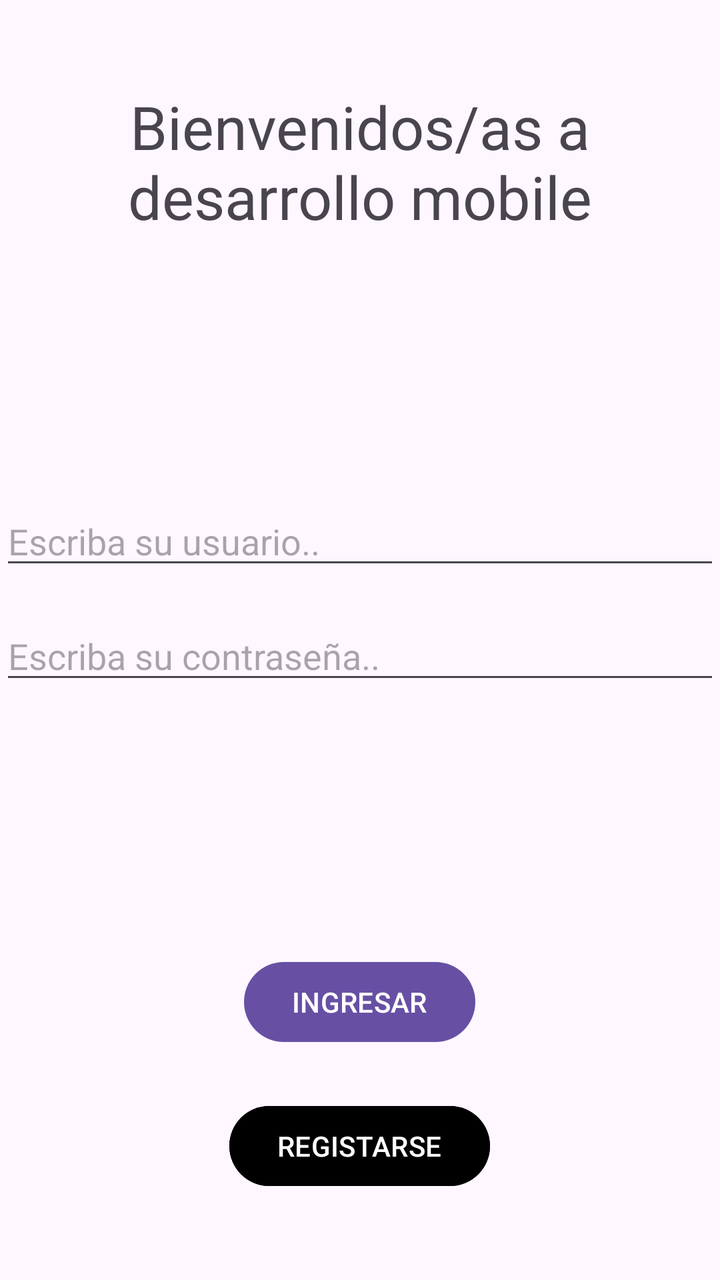
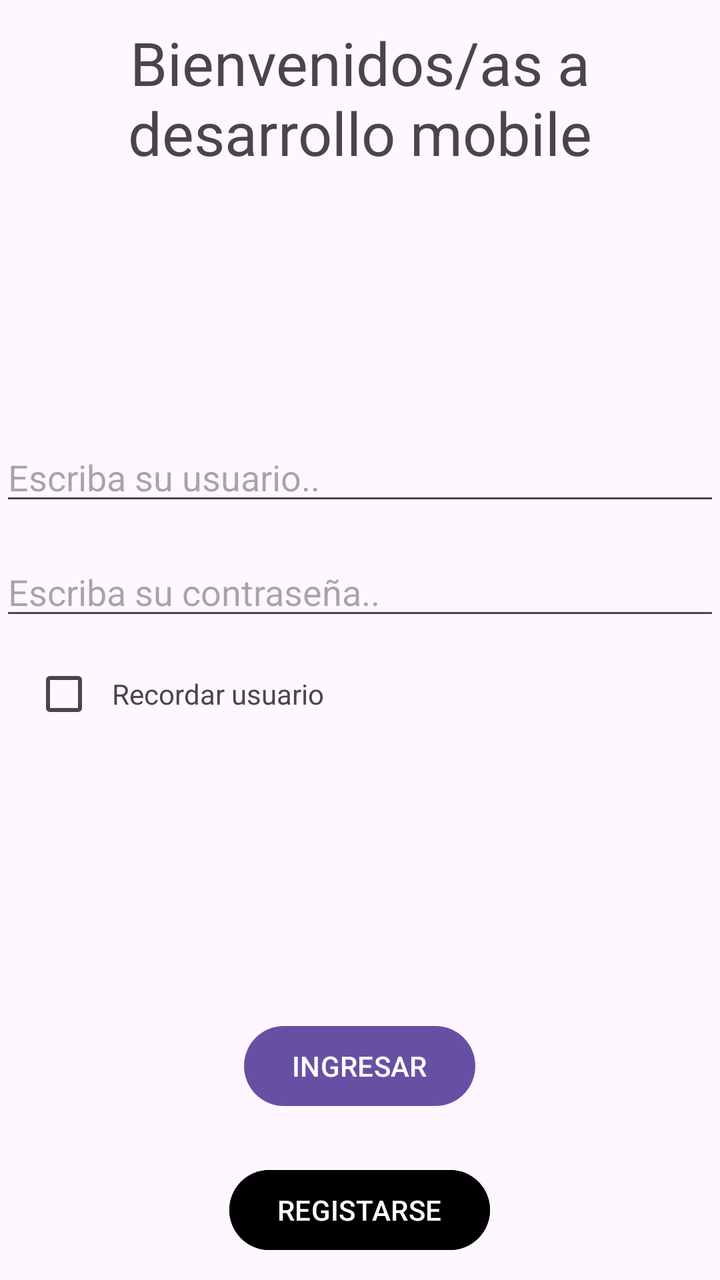

The first picture is an Android layout as it rendered before a commit; the second is the same layout after the commit. The layout source and the unified diff follow.
<!-- AndroidManifest.xml: application theme Theme.TrabajoPractico2doCuatrimestre2026 -->
<!-- res/layout/activity_main.xml -->
<?xml version="1.0" encoding="utf-8"?>
<LinearLayout
    xmlns:android="http://schemas.android.com/apk/res/android"
    xmlns:app="http://schemas.android.com/apk/res-auto"
    xmlns:tools="http://schemas.android.com/tools"
    android:layout_width="match_parent"
    android:layout_height="match_parent"
    android:orientation="vertical"
    android:gravity="center">

    <TextView
        android:id="@+id/textViewBienvenidos"
        android:layout_width="wrap_content"
        android:layout_height="wrap_content"
        android:text="@string/bienvenidos"
        android:textSize="30sp"
        android:textAlignment="center"
        android:layout_marginBottom="130dp"/>

    <EditText
        android:id="@+id/editTextUsuario"
        android:layout_width="match_parent"
        android:layout_height="wrap_content"
        android:hint="Escriba su usuario.."/>

    <EditText
        android:layout_marginTop="16dp"
        android:id="@+id/editTextContrasenha"
        android:layout_width="match_parent"
        android:layout_height="wrap_content"
        android:hint="Escriba su contraseña.."/>

    <Button
        android:id="@+id/buttonIngresar"
        android:layout_marginTop="130dp"
        android:layout_width="wrap_content"
        android:layout_height="wrap_content"
        android:textAllCaps="true"
        android:text="Ingresar"/>

    <Button
        android:id="@+id/buttonRegister"
        android:layout_marginTop="24dp"
        android:layout_width="wrap_content"
        android:layout_height="wrap_content"
        android:textAllCaps="true"
        android:backgroundTint="@color/black"
        android:text="Registarse"/>

</LinearLayout>
<!-- resources referenced by this layout -->
<resources>
  <color name="black">#FF000000</color>
  <string name="bienvenidos"> Bienvenidos/as a desarrollo mobile</string>
  <style name="Theme.TrabajoPractico2doCuatrimestre2026" parent="Base.Theme.TrabajoPractico2doCuatrimestre2026" />
  <style name="Base.Theme.TrabajoPractico2doCuatrimestre2026" parent="Theme.Material3.DayNight.NoActionBar">
          
          
      </style>
</resources>

<!-- the commit's change to res/layout/activity_main.xml (unified diff, before → after) -->
@@ -30,6 +30,26 @@
         android:layout_height="wrap_content"
         android:hint="Escriba su contraseña.."/>
 
+    <LinearLayout
+        android:id="@+id/layoutCheckbox"
+        android:layout_width="match_parent"
+        android:layout_height="wrap_content"
+        android:padding="8dp"
+        android:orientation="horizontal">
+
+        <CheckBox
+            android:id="@+id/checkboxSession"
+            android:layout_width="wrap_content"
+            android:layout_height="wrap_content"/>
+
+        <TextView
+            android:layout_width="wrap_content"
+            android:layout_height="wrap_content"
+            android:text="Recordar usuario"/>
+
+    </LinearLayout>
+
+
     <Button
         android:id="@+id/buttonIngresar"
         android:layout_marginTop="130dp"
